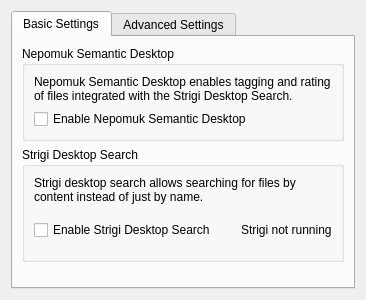
First picture: the form in nepomuk/kcm/nepomukconfigwidget.ui, repository KDE/kde-runtime, before the edit.
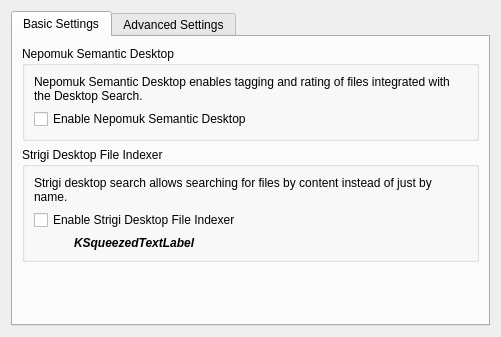
Second picture: the form after the edit. Custom widgets are drawn as their Qt base class.

```diff
--- a/nepomuk/kcm/nepomukconfigwidget.ui
+++ b/nepomuk/kcm/nepomukconfigwidget.ui
@@ -2,14 +2,6 @@
  <author>Sebastian Trueg</author>
  <class>NepomukConfigWidget</class>
  <widget class="QWidget" name="NepomukConfigWidget" >
-  <property name="geometry" >
-   <rect>
-    <x>0</x>
-    <y>0</y>
-    <width>366</width>
-    <height>300</height>
-   </rect>
-  </property>
   <layout class="QVBoxLayout" >
    <item>
     <widget class="QTabWidget" name="tabWidget" >
@@ -20,7 +12,7 @@
       <attribute name="title" >
        <string>Basic Settings</string>
       </attribute>
-      <layout class="QVBoxLayout" >
+      <layout class="QVBoxLayout" name="verticalLayout_2" >
        <item>
         <widget class="QGroupBox" name="groupBox_2" >
          <property name="title" >
@@ -30,7 +22,7 @@
           <item>
            <widget class="QLabel" name="label_3" >
             <property name="text" >
-             <string>Nepomuk Semantic Desktop enables tagging and rating of files integrated with the Strigi Desktop Search.</string>
+             <string>Nepomuk Semantic Desktop enables tagging and rating of files integrated with the Desktop Search.</string>
             </property>
             <property name="wordWrap" >
              <bool>true</bool>
@@ -50,9 +42,9 @@
        <item>
         <widget class="QGroupBox" name="groupBox" >
          <property name="title" >
-          <string>Strigi Desktop Search</string>
+          <string>Strigi Desktop File Indexer</string>
          </property>
-         <layout class="QVBoxLayout" >
+         <layout class="QVBoxLayout" name="verticalLayout" >
           <item>
            <widget class="QLabel" name="label_2" >
             <property name="text" >
@@ -64,46 +56,49 @@
            </widget>
           </item>
           <item>
-           <layout class="QHBoxLayout" >
-            <item>
              <widget class="QCheckBox" name="m_checkEnableStrigi" >
               <property name="text" >
-               <string>Enable Strigi Desktop Search</string>
+             <string>Enable Strigi Desktop File Indexer</string>
               </property>
              </widget>
             </item>
             <item>
-             <spacer>
+           <layout class="QHBoxLayout" name="horizontalLayout" >
+            <item>
+             <spacer name="horizontalSpacer" >
               <property name="orientation" >
                <enum>Qt::Horizontal</enum>
               </property>
-              <property name="sizeHint" >
+              <property name="sizeType" >
+               <enum>QSizePolicy::Fixed</enum>
+              </property>
+              <property name="sizeHint" stdset="0" >
                <size>
-                <width>20</width>
-                <height>40</height>
+                <width>40</width>
+                <height>1</height>
                </size>
               </property>
              </spacer>
             </item>
             <item>
-             <layout class="QHBoxLayout" >
-              <item>
-               <widget class="KLed" native="1" name="m_strigiStatus" />
-              </item>
-              <item>
-               <widget class="QLabel" name="m_strigiStatusLabel" >
+             <widget class="KSqueezedTextLabel" name="m_labelStrigiStatus" >
                 <property name="sizePolicy" >
-                 <sizepolicy vsizetype="Preferred" hsizetype="Preferred" >
+               <sizepolicy vsizetype="Fixed" hsizetype="Expanding" >
                   <horstretch>1</horstretch>
                   <verstretch>0</verstretch>
                  </sizepolicy>
                 </property>
+              <property name="font" >
+               <font>
+                <weight>75</weight>
+                <italic>true</italic>
+                <bold>true</bold>
+               </font>
+              </property>
                 <property name="text" >
-                 <string>Strigi not running</string>
-                </property>
-               </widget>
-              </item>
-             </layout>
+               <string>KSqueezedTextLabel</string>
+              </property>
+             </widget>
             </item>
            </layout>
           </item>
@@ -115,7 +110,7 @@
          <property name="orientation" >
           <enum>Qt::Vertical</enum>
          </property>
-         <property name="sizeHint" >
+         <property name="sizeHint" stdset="0" >
           <size>
            <width>20</width>
            <height>40</height>
@@ -129,21 +124,27 @@
       <attribute name="title" >
        <string>Advanced Settings</string>
       </attribute>
-      <layout class="QVBoxLayout" >
+      <layout class="QHBoxLayout" name="horizontalLayout_2" >
        <item>
-        <widget class="KEditListBox" name="m_editStrigiFolders" >
-         <property name="toolTip" >
-          <string>The folders Strigi scans for indexable files</string>
-         </property>
-         <property name="whatsThis" >
-          <string>&lt;html>&lt;head>&lt;meta name="qrichtext" content="1" />&lt;style type="text/css">
-p, li { white-space: pre-wrap; }
-&lt;/style>&lt;/head>&lt;body style=" font-family:'Sans Serif'; font-size:9pt; font-weight:400; font-style:normal;">
-&lt;p style=" margin-top:0px; margin-bottom:0px; margin-left:0px; margin-right:0px; -qt-block-indent:0; text-indent:0px;">Select the folders that Strigi should scan for files to index. The files in these folders will be searchable through Strigi Desktop Search.&lt;/p>&lt;/body>&lt;/html></string>
-         </property>
+        <widget class="QGroupBox" name="groupBox_3" >
          <property name="title" >
           <string>Strigi Index Folders</string>
          </property>
+         <layout class="QVBoxLayout" name="verticalLayout_3" >
+          <item>
+           <widget class="QLabel" name="label" >
+            <property name="text" >
+             <string>Select the local folders that contain files to be indexed for fast desktop searches</string>
+            </property>
+            <property name="wordWrap" >
+             <bool>true</bool>
+            </property>
+           </widget>
+          </item>
+          <item>
+           <widget class="QTreeView" name="m_viewIndexFolders" />
+          </item>
+         </layout>
         </widget>
        </item>
        <item>
@@ -159,19 +160,6 @@
          </property>
         </widget>
        </item>
-       <item>
-        <spacer>
-         <property name="orientation" >
-          <enum>Qt::Vertical</enum>
-         </property>
-         <property name="sizeHint" >
-          <size>
-           <width>20</width>
-           <height>40</height>
-          </size>
-         </property>
-        </spacer>
-       </item>
       </layout>
      </widget>
     </widget>
@@ -186,9 +174,9 @@
    <container>1</container>
   </customwidget>
   <customwidget>
-   <class>KLed</class>
-   <extends>QWidget</extends>
-   <header>kled.h</header>
+   <class>KSqueezedTextLabel</class>
+   <extends>QLabel</extends>
+   <header>ksqueezedtextlabel.h</header>
   </customwidget>
  </customwidgets>
  <tabstops>
```
Left out of the diff: 1 changed line with no effect on the pictures. Lines whose indentation alone changed are shown as unchanged.
